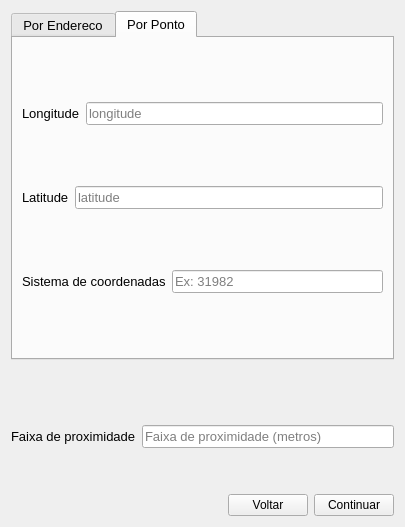
Above: screens/overlay_point.ui from spuhub/prisma before the change. Below: the same form after it.
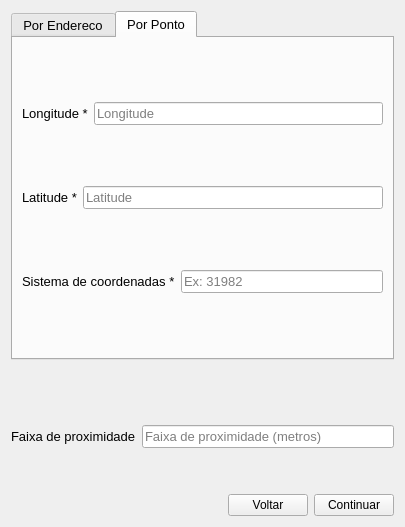
That is the form after the change. The open tabs and pages were chosen to show the change.

```diff
--- a/screens/overlay_point.ui
+++ b/screens/overlay_point.ui
@@ -246,7 +246,7 @@
          <item>
           <widget class="QLabel" name="label_8">
            <property name="text">
-            <string>Longitude</string>
+            <string>Longitude *</string>
            </property>
           </widget>
          </item>
@@ -273,7 +273,7 @@
             <bool>true</bool>
            </property>
            <property name="placeholderText">
-            <string>longitude</string>
+            <string>Longitude</string>
            </property>
            <property name="cursorMoveStyle">
             <enum>Qt::LogicalMoveStyle</enum>
@@ -287,7 +287,7 @@
          <item>
           <widget class="QLabel" name="label_9">
            <property name="text">
-            <string>Latitude</string>
+            <string>Latitude *</string>
            </property>
           </widget>
          </item>
@@ -314,7 +314,7 @@
             <bool>true</bool>
            </property>
            <property name="placeholderText">
-            <string>latitude</string>
+            <string>Latitude</string>
            </property>
            <property name="cursorMoveStyle">
             <enum>Qt::LogicalMoveStyle</enum>
@@ -333,7 +333,7 @@
             </font>
            </property>
            <property name="text">
-            <string>Sistema de coordenadas</string>
+            <string>Sistema de coordenadas *</string>
            </property>
           </widget>
          </item>
```
Left out of the diff: 6 changed lines with no effect on the pictures.
